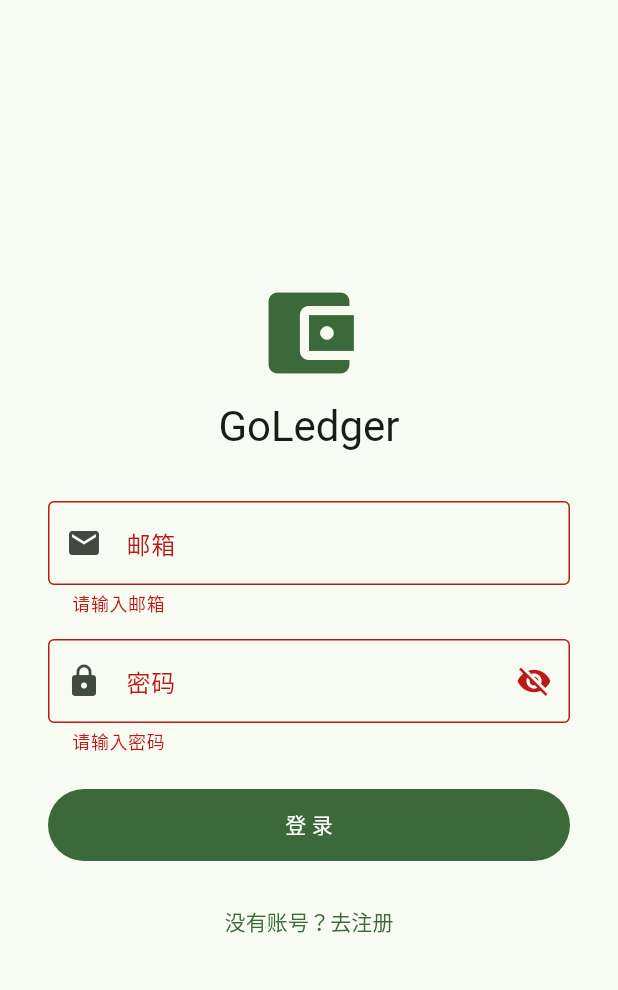
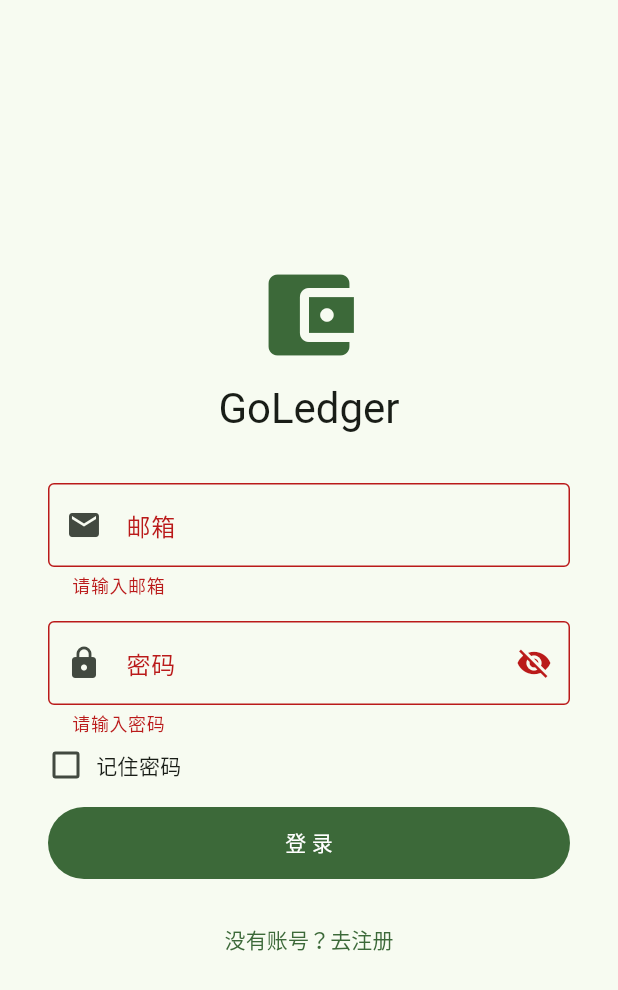
Before and after one commit to OLRainM/GoLedger, a Flutter app: the screen it shows after launch, after a tap on "登 录", on a phone screen of 412 x 824 dp. Shown: the top 990 px of the screen. Run offline on Flutter 3.47's test engine with Material 3 defaults, Android fonts, the light colour scheme and no system bars; our stand-ins replace dio, flutter_riverpod, go_router, shared_preferences.

Commit message:
feat: 登录页添加记住密码功能; 域名替换为 www.olraingin.com
- login_page: 添加记住密码复选框，initState 恢复已存凭证，登录成功后按勾选状态保存/清除
- token_storage: 新增 saveCredentials / clearCredentials / isRememberPassword / getSavedEmail / getSavedPassword
- constants: 新增 rememberKey / savedEmailKey / savedPasswordKey，默认 baseUrl 改为 www.olraingin.com:8080
- api.md / README.md: 全部 115.190.125.177:8080 替换为 www.olraingin.com:8080
- .gitignore: 排除构建日志文件

```diff
--- a/frontend/lib/core/constants.dart
+++ b/frontend/lib/core/constants.dart
@@ -8,11 +8,16 @@ class AppConstants {
   /// 未传参时默认使用 Android 模拟器回环地址
   static const String baseUrl = String.fromEnvironment(
     'BASE_URL',
-    defaultValue: 'http://10.0.2.2:8080',
+    defaultValue: 'http://www.olraingin.com:8080',
   );
 
   /// Token 在 SharedPreferences 中的 key
   static const String tokenKey = 'auth_token';
+
+  /// 记住密码 - SharedPreferences keys
+  static const String rememberKey = 'remember_password';
+  static const String savedEmailKey = 'saved_email';
+  static const String savedPasswordKey = 'saved_password';
 
   /// 连接超时 (毫秒)
   static const int connectTimeout = 10000;
--- a/frontend/lib/pages/auth/login_page.dart
+++ b/frontend/lib/pages/auth/login_page.dart
@@ -1,6 +1,7 @@
 import 'package:flutter/material.dart';
 import 'package:flutter_riverpod/flutter_riverpod.dart';
 import 'package:go_router/go_router.dart';
+import '../../core/storage/token_storage.dart';
 import '../../providers/auth_provider.dart';
 
 class LoginPage extends ConsumerStatefulWidget {
@@ -16,6 +17,18 @@ class _LoginPageState extends ConsumerState<LoginPage> {
   final _passwordCtrl = TextEditingController();
   bool _obscure = true;
   bool _loading = false;
+  bool _remember = false;
+
+  @override
+  void initState() {
+    super.initState();
+    // 恢复已保存的凭证
+    _remember = TokenStorage.isRememberPassword();
+    if (_remember) {
+      _emailCtrl.text = TokenStorage.getSavedEmail() ?? '';
+      _passwordCtrl.text = TokenStorage.getSavedPassword() ?? '';
+    }
+  }
 
   @override
   void dispose() {
@@ -27,13 +40,19 @@ class _LoginPageState extends ConsumerState<LoginPage> {
   Future<void> _submit() async {
     if (!_formKey.currentState!.validate()) return;
     setState(() => _loading = true);
-    final ok = await ref.read(authStateProvider.notifier).login(
-          _emailCtrl.text.trim(),
-          _passwordCtrl.text,
-        );
+    final email = _emailCtrl.text.trim();
+    final password = _passwordCtrl.text;
+    final ok = await ref.read(authStateProvider.notifier).login(email, password);
     if (!mounted) return;
     setState(() => _loading = false);
     if (ok) {
+      // 登录成功后根据勾选状态保存/清除凭证
+      if (_remember) {
+        await TokenStorage.saveCredentials(email, password);
+      } else {
+        await TokenStorage.clearCredentials();
+      }
+      if (!mounted) return;
       context.go('/');
     } else {
       final err = ref.read(authStateProvider).errorMessage ?? '登录失败';
@@ -94,7 +113,28 @@ class _LoginPageState extends ConsumerState<LoginPage> {
                       return null;
                     },
                   ),
-                  const SizedBox(height: 24),
+                  const SizedBox(height: 8),
+                  // ── 记住密码 ──
+                  Row(
+                    children: [
+                      SizedBox(
+                        height: 24,
+                        width: 24,
+                        child: Checkbox(
+                          value: _remember,
+                          onChanged: (v) =>
+                              setState(() => _remember = v ?? false),
+                        ),
+                      ),
+                      const SizedBox(width: 8),
+                      GestureDetector(
+                        onTap: () =>
+                            setState(() => _remember = !_remember),
+                        child: const Text('记住密码'),
+                      ),
+                    ],
+                  ),
+                  const SizedBox(height: 16),
                   SizedBox(
                     width: double.infinity,
                     height: 48,
```
Also changed, not shown: frontend/lib/core/storage/token_storage.dart (+34 -1 lines), 3 other files.
